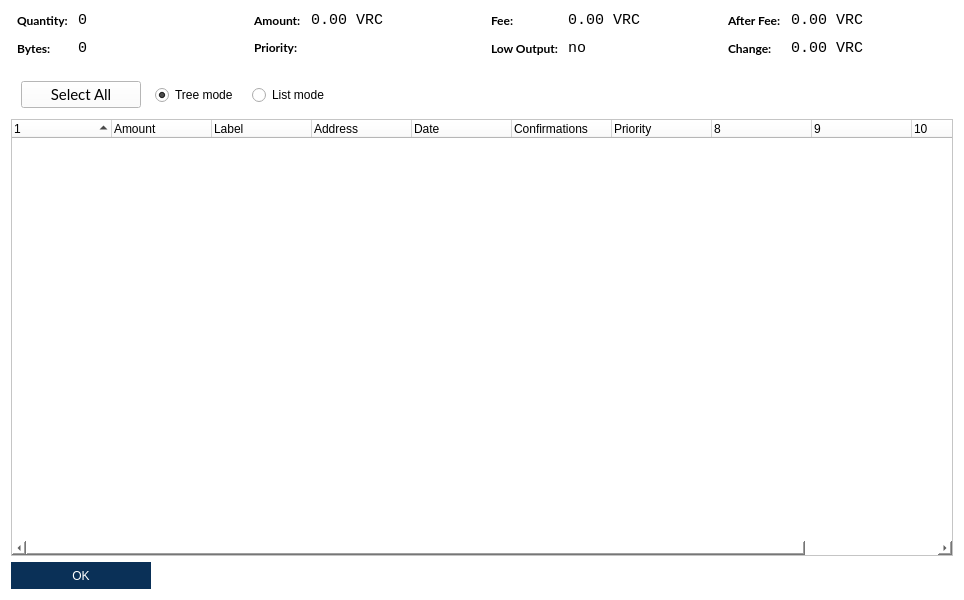
Qt form src/qt/forms/coincontroldialog.ui (VeriConomy/vericoin) before a commit.
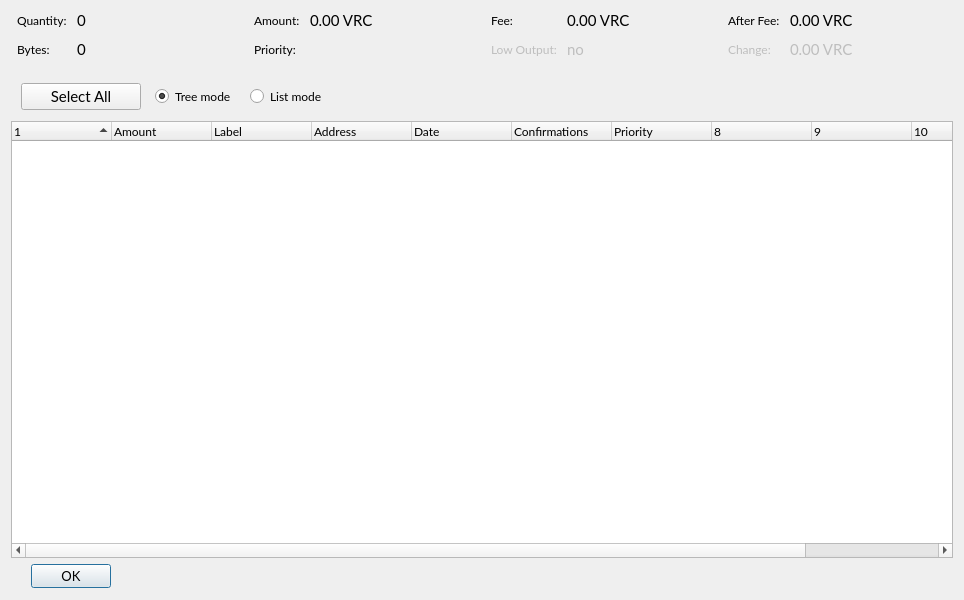
The same form after that commit. Custom widgets are drawn as their Qt base class.

```diff
--- a/src/qt/forms/coincontroldialog.ui
+++ b/src/qt/forms/coincontroldialog.ui
@@ -18,9 +18,6 @@
   <property name="windowTitle">
    <string>Coin Control</string>
   </property>
-  <property name="styleSheet">
-   <string notr="true">background: white; color: black;</string>
-  </property>
   <layout class="QVBoxLayout" name="verticalLayout">
    <item>
     <layout class="QHBoxLayout" name="horizontalLayoutTop" stretch="0,0,0,0">
@@ -46,9 +43,6 @@
        </property>
        <item row="0" column="0">
         <widget class="QLabel" name="labelCoinControlQuantityText">
-         <property name="styleSheet">
-          <string notr="true">font-weight:bold;</string>
-         </property>
          <property name="text">
           <string>Quantity:</string>
          </property>
@@ -78,9 +72,6 @@
        </item>
        <item row="1" column="0">
         <widget class="QLabel" name="labelCoinControlBytesText">
-         <property name="styleSheet">
-          <string notr="true">font-weight:bold;</string>
-         </property>
          <property name="text">
           <string>Bytes:</string>
          </property>
@@ -126,9 +117,6 @@
        </property>
        <item row="0" column="0">
         <widget class="QLabel" name="labelCoinControlAmountText">
-         <property name="styleSheet">
-          <string notr="true">font-weight:bold;</string>
-         </property>
          <property name="text">
           <string>Amount:</string>
          </property>
@@ -158,9 +146,6 @@
        </item>
        <item row="1" column="0">
         <widget class="QLabel" name="labelCoinControlPriorityText">
-         <property name="styleSheet">
-          <string notr="true">font-weight:bold;</string>
-         </property>
          <property name="text">
           <string>Priority:</string>
          </property>
@@ -206,9 +191,6 @@
        </property>
        <item row="0" column="0">
         <widget class="QLabel" name="labelCoinControlFeeText">
-         <property name="styleSheet">
-          <string notr="true">font-weight:bold;</string>
-         </property>
          <property name="text">
           <string>Fee:</string>
          </property>
@@ -241,9 +223,6 @@
          <property name="enabled">
           <bool>false</bool>
          </property>
-         <property name="styleSheet">
-          <string notr="true">font-weight:bold;</string>
-         </property>
          <property name="text">
           <string>Low Output:</string>
          </property>
@@ -292,9 +271,6 @@
        </property>
        <item row="0" column="0">
         <widget class="QLabel" name="labelCoinControlAfterFeeText">
-         <property name="styleSheet">
-          <string notr="true">font-weight:bold;</string>
-         </property>
          <property name="text">
           <string>After Fee:</string>
          </property>
@@ -327,9 +303,6 @@
          <property name="enabled">
           <bool>false</bool>
          </property>
-         <property name="styleSheet">
-          <string notr="true">font-weight:bold;</string>
-         </property>
          <property name="text">
           <string>Change:</string>
          </property>
@@ -405,9 +378,6 @@
            <pointsize>11</pointsize>
           </font>
          </property>
-         <property name="styleSheet">
-          <string notr="true"/>
-         </property>
          <property name="text">
           <string>Select All</string>
          </property>
@@ -557,12 +527,6 @@
        <kerning>true</kerning>
       </font>
      </property>
-     <property name="styleSheet">
-      <string notr="true">QPushButton { background : #0a3057; width: 140; height: 27; border : none; color: white} 
-QPushButton:hover { background : #418BCA; } 
-QPushButton:pressed { background : #418BCA; }
-QPushButton:disabled { background : #EBEBEB;  color: #666666;}</string>
-     </property>
      <property name="orientation">
       <enum>Qt::Horizontal</enum>
      </property>
```
